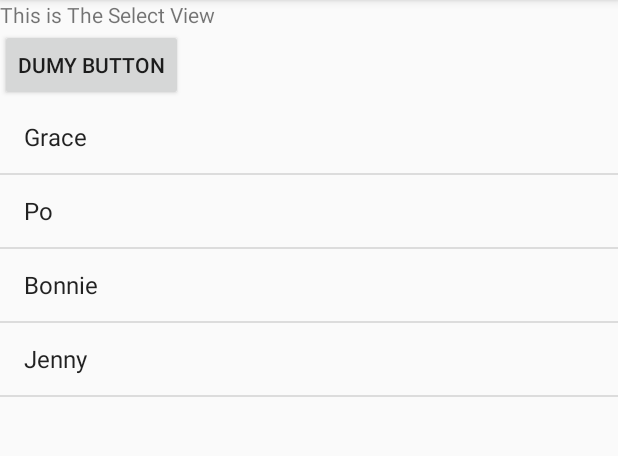
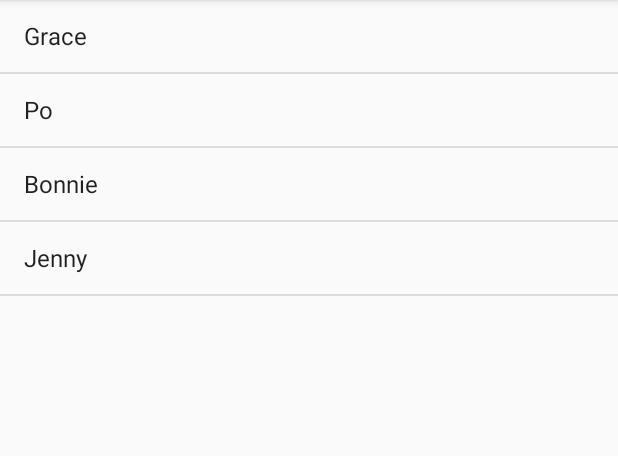
Before and after one commit to dragonrollers/thoughtbubble-app, an Android app: the AskSelectActivity screen opened directly, with no data from a screen before it, on a phone screen of 412 x 824 dp, the part 84-540 px from its top. Run offline under Robolectric (Android 15) with nearby library versions, the light colour scheme and no system bars.

Commit message:
Remove unnecessary code

```diff
--- a/Thoughtbubble_app/app/src/main/java/edu/stanford/cs147/thoughtbubble_app/AskSelectActivity.java
+++ b/Thoughtbubble_app/app/src/main/java/edu/stanford/cs147/thoughtbubble_app/AskSelectActivity.java
@@ -32,19 +32,7 @@ public class AskSelectActivity extends AppCompatActivity implements AdapterView.
         );
 
         ListView list = (ListView) findViewById(R.id.ask_friends_list);
-        list.setOnItemClickListener(
-                this
-//                new AdapterView.OnItemClickListener() {
-//                    @Override
-//                    public void onItemClick(AdapterView<?> parent, View view, int position, long id) {
-//                        String clickedName = myArray.get(position);
-//                        Intent intent = new Intent();
-//                        intent.putExtra("sendTo", clickedName);
-//                        setResult(RESULT_OK, intent);
-//                        finish();
-//                    }
-//                }
-        );
+        list.setOnItemClickListener(this);
         list.setAdapter(adapter);
     }
 
@@ -57,11 +45,4 @@ public class AskSelectActivity extends AppCompatActivity implements AdapterView.
         finish();
     }
 
-    //TODO: remove
-    public void SendDummyResult(View view) {
-        Intent intent = new Intent();
-        intent.putExtra("sendTo", "Dummy");
-        setResult(RESULT_OK, intent);
-        finish();
-    }
 }
--- a/Thoughtbubble_app/app/src/main/res/layout/activity_ask_select.xml
+++ b/Thoughtbubble_app/app/src/main/res/layout/activity_ask_select.xml
@@ -6,18 +6,6 @@
     android:layout_height="match_parent"
     android:orientation="vertical"
     tools:context="edu.stanford.cs147.thoughtbubble_app.AskSelectActivity">
-
-    <TextView
-        android:layout_width="match_parent"
-        android:layout_height="wrap_content"
-        android:text="This is The Select View" />
-
-    <Button
-        android:layout_width="wrap_content"
-        android:layout_height="wrap_content"
-        android:onClick="SendDummyResult"
-        android:text="Dumy button" />
-
     <ListView
         android:id="@+id/ask_friends_list"
         android:layout_width="match_parent"
```
